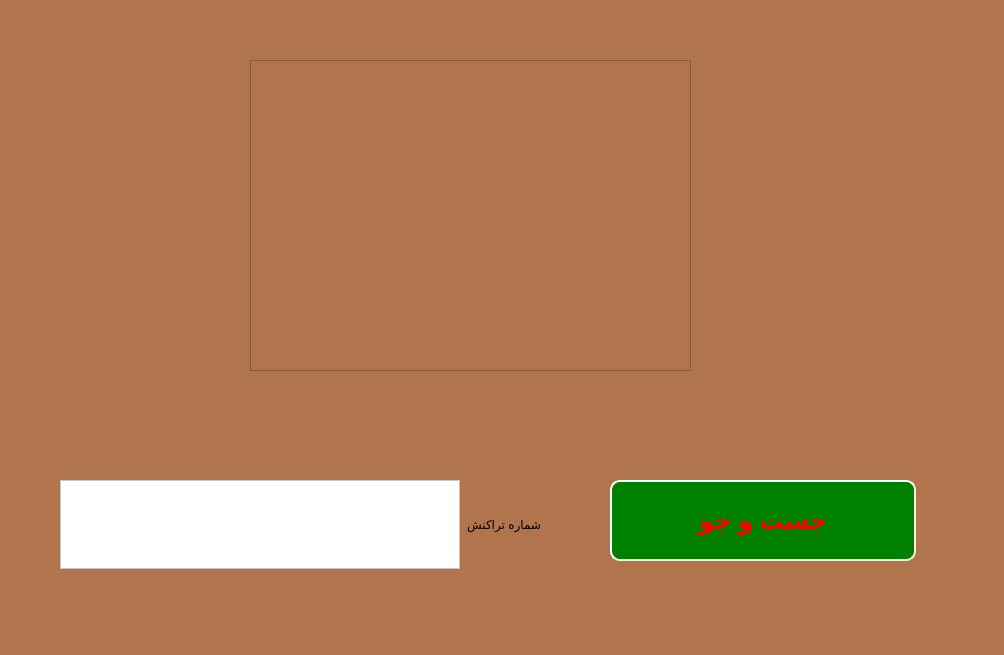
Before: the Qt Designer form Project_Ap/purchaserecords.ui in AP-projects-4001/metagoofill, drawn with Qt 5.
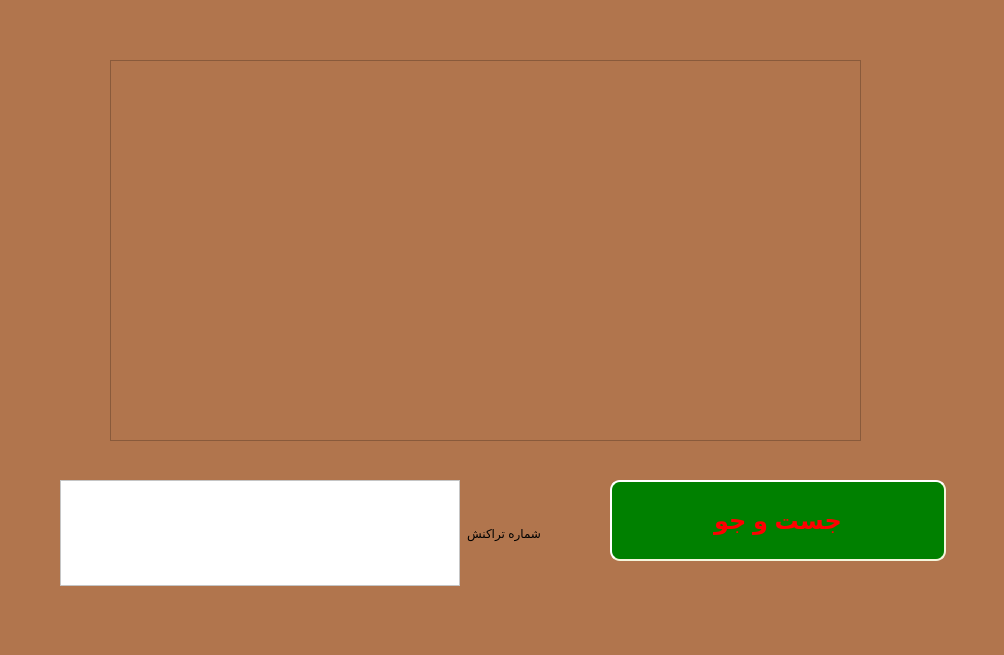
After: the same form once the commit is applied.

Commit message: adding access to persons for admin and modifying client and customer class

```diff
--- a/Project_Ap/purchaserecords.ui
+++ b/Project_Ap/purchaserecords.ui
@@ -20,10 +20,10 @@
   <widget class="QListWidget" name="listWidget">
    <property name="geometry">
     <rect>
-     <x>250</x>
+     <x>110</x>
      <y>60</y>
-     <width>441</width>
-     <height>311</height>
+     <width>751</width>
+     <height>381</height>
     </rect>
    </property>
    <property name="styleSheet">
@@ -36,7 +36,7 @@
     <rect>
      <x>610</x>
      <y>480</y>
-     <width>306</width>
+     <width>336</width>
      <height>81</height>
     </rect>
    </property>
@@ -58,13 +58,13 @@
     <string>جست و جو</string>
    </property>
   </widget>
-  <widget class="QWidget" name="">
+  <widget class="QWidget" name="layoutWidget">
    <property name="geometry">
     <rect>
      <x>60</x>
      <y>480</y>
      <width>481</width>
-     <height>89</height>
+     <height>106</height>
     </rect>
    </property>
    <layout class="QHBoxLayout" name="horizontalLayout">
```
The commit also changes 27 other files.
